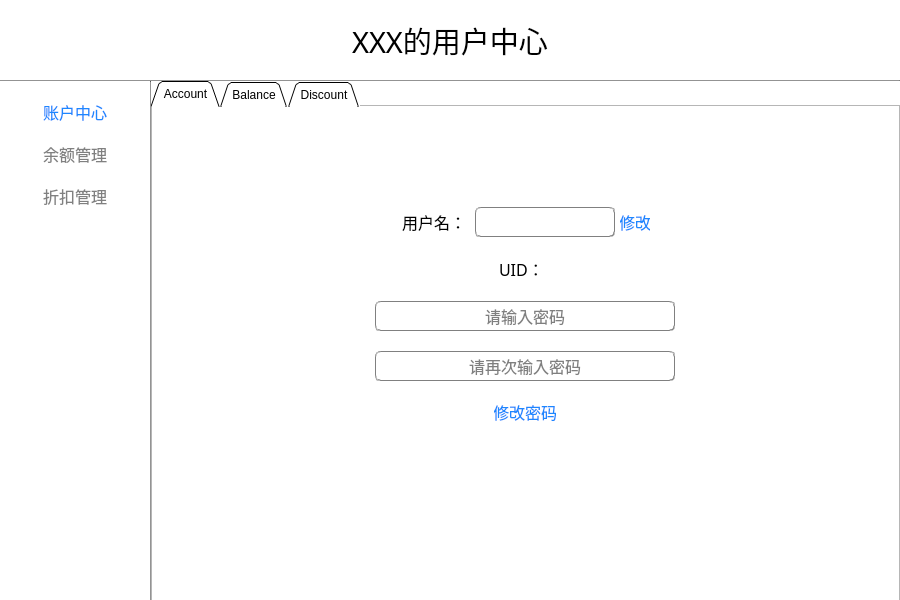
Old version of the form usercenter.ui in the repository Jraaay/E-Commerce-Platform.
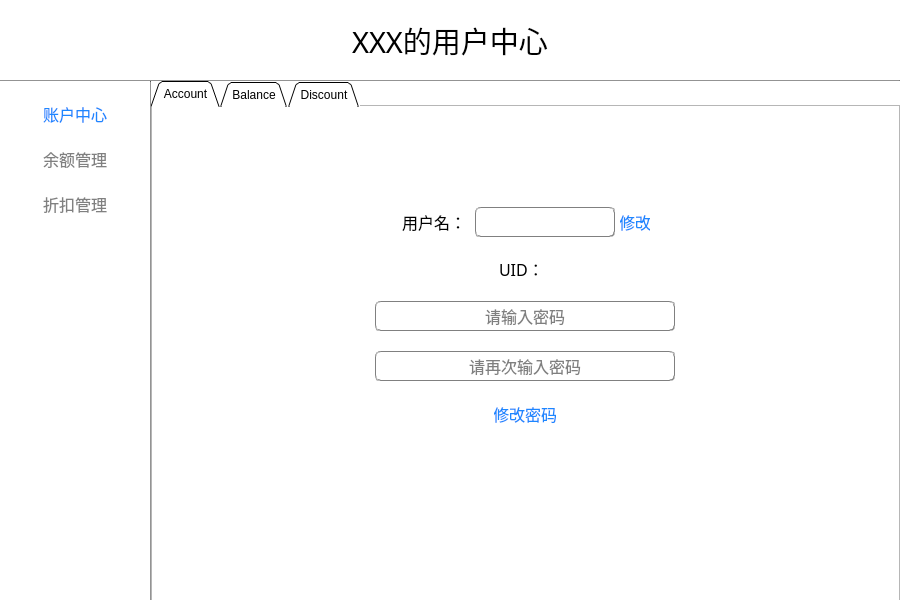
New version of the form. Icons and pictures are not drawn.

```diff
--- a/usercenter.ui
+++ b/usercenter.ui
@@ -119,6 +119,12 @@
        </property>
        <item>
         <widget class="QPushButton" name="account">
+         <property name="minimumSize">
+          <size>
+           <width>0</width>
+           <height>25</height>
+          </size>
+         </property>
          <property name="font">
           <font>
            <family>微软雅黑</family>
@@ -138,6 +144,12 @@
        </item>
        <item>
         <widget class="QPushButton" name="balance">
+         <property name="minimumSize">
+          <size>
+           <width>0</width>
+           <height>25</height>
+          </size>
+         </property>
          <property name="font">
           <font>
            <family>微软雅黑</family>
@@ -157,6 +169,12 @@
        </item>
        <item>
         <widget class="QPushButton" name="discount">
+         <property name="minimumSize">
+          <size>
+           <width>0</width>
+           <height>25</height>
+          </size>
+         </property>
          <property name="font">
           <font>
            <family>微软雅黑</family>
@@ -380,6 +398,12 @@
              </item>
              <item alignment="Qt::AlignLeft">
               <widget class="QPushButton" name="changeUsername">
+               <property name="minimumSize">
+                <size>
+                 <width>0</width>
+                 <height>25</height>
+                </size>
+               </property>
                <property name="font">
                 <font>
                  <family>微软雅黑</family>
@@ -541,6 +565,12 @@
            </item>
            <item alignment="Qt::AlignHCenter">
             <widget class="QPushButton" name="changePassword">
+             <property name="minimumSize">
+              <size>
+               <width>0</width>
+               <height>25</height>
+              </size>
+             </property>
              <property name="font">
               <font>
                <family>微软雅黑</family>
```
Left out of the diff: 4 changed lines with no effect on the pictures.
